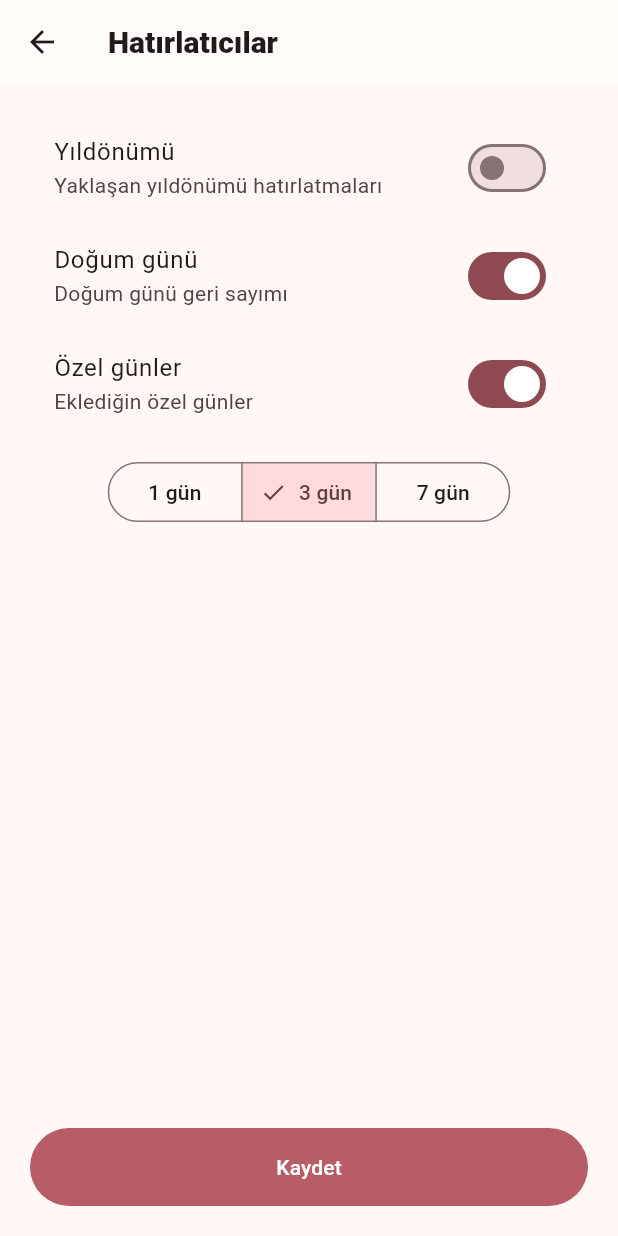
After one commit to esmanurpolattimur/love-counter, a Flutter app: the ReminderSettingsScreen screen opened directly, after a tap on "Yıldönümü", on a phone screen of 412 x 824 dp. The commit adds this screen. Run offline on Flutter 3.47's test engine with Material 3 defaults, Android fonts, the phone set to English and light mode, and no system bars; our stand-ins replace shared_preferences; accounts and stored records are empty; Roboto replaces fonts that are missing (Arial).

Commit message:
Add reminder preferences screen

```diff
--- /dev/null
+++ b/lib/features/reminders/reminder_settings_screen.dart
@@ -0,0 +1,11 @@
+import 'package:flutter/material.dart';
+import 'package:shared_preferences/shared_preferences.dart';
+
+class ReminderSettingsScreen extends StatefulWidget { const ReminderSettingsScreen({super.key}); @override State<ReminderSettingsScreen> createState() => _ReminderSettingsScreenState(); }
+class _ReminderSettingsScreenState extends State<ReminderSettingsScreen> {
+  bool anniversary = true, birthday = true, special = true; int leadDays = 3;
+  @override void initState() { super.initState(); load(); }
+  Future<void> load() async { final p = await SharedPreferences.getInstance(); if (mounted) setState(() { anniversary = p.getBool('reminder_anniversary') ?? true; birthday = p.getBool('reminder_birthday') ?? true; special = p.getBool('reminder_special') ?? true; leadDays = p.getInt('reminder_lead') ?? 3; }); }
+  Future<void> save() async { final p = await SharedPreferences.getInstance(); await p.setBool('reminder_anniversary', anniversary); await p.setBool('reminder_birthday', birthday); await p.setBool('reminder_special', special); await p.setInt('reminder_lead', leadDays); if (mounted) ScaffoldMessenger.of(context).showSnackBar(const SnackBar(content: Text('Hatırlatıcı tercihleri kaydedildi.'))); }
+  @override Widget build(BuildContext context) => Scaffold(appBar: AppBar(title: const Text('Hatırlatıcılar')), body: Padding(padding: const EdgeInsets.all(20), child: Column(children: [SwitchListTile(title: const Text('Yıldönümü'), subtitle: const Text('Yaklaşan yıldönümü hatırlatmaları'), value: anniversary, onChanged: (v) => setState(() => anniversary = v)), SwitchListTile(title: const Text('Doğum günü'), subtitle: const Text('Doğum günü geri sayımı'), value: birthday, onChanged: (v) => setState(() => birthday = v)), SwitchListTile(title: const Text('Özel günler'), subtitle: const Text('Eklediğin özel günler'), value: special, onChanged: (v) => setState(() => special = v)), const SizedBox(height: 12), SegmentedButton<int>(segments: const [ButtonSegment(value: 1, label: Text('1 gün')), ButtonSegment(value: 3, label: Text('3 gün')), ButtonSegment(value: 7, label: Text('7 gün'))], selected: {leadDays}, onSelectionChanged: (v) => setState(() => leadDays = v.first)), const Spacer(), FilledButton(onPressed: save, child: const Text('Kaydet'))])));
+}
--- a/lib/main.dart
+++ b/lib/main.dart
@@ -9,6 +9,7 @@ import 'features/onboarding/onboarding_screen.dart';
 import 'features/home/home_dashboard.dart';
 import 'features/characters/character_growth_screen.dart';
 import 'features/characters/level_celebration_dialog.dart';
+import 'features/reminders/reminder_settings_screen.dart';
 
 // Central design tokens from the product specification.
 const background = Color(0xfffff8f5);
@@ -76,7 +77,7 @@ class _HomeState extends State<Home> {
   @override Widget build(BuildContext context) {
     if (date == null) return OnboardingScreen(onSave: save);
     if (!celebrationChecked) { celebrationChecked = true; WidgetsBinding.instance.addPostFrameCallback((_) => checkCelebration()); }
-    final pages = [HomeDashboard(names: names!, startDate: date!, onSettings: () => setState(() => tab = 3), onGrowth: () => Navigator.of(context).push(MaterialPageRoute(builder: (_) => CharacterGrowthScreen(startDate: date!)))), const Memories(), SpecialDays(date: date!), Settings(names: names!, date: date!, first: first!, second: second!, onEdit: () => setState(() => date = null))];
+    final pages = [HomeDashboard(names: names!, startDate: date!, onSettings: () => setState(() => tab = 3), onGrowth: () => Navigator.of(context).push(MaterialPageRoute(builder: (_) => CharacterGrowthScreen(startDate: date!)))), const Memories(), SpecialDays(date: date!), Settings(names: names!, date: date!, first: first!, second: second!, onEdit: () => setState(() => date = null), onReminders: () => Navigator.of(context).push(MaterialPageRoute(builder: (_) => const ReminderSettingsScreen())))];
     return Scaffold(body: pages[tab], bottomNavigationBar: NavigationBar(selectedIndex: tab, onDestinationSelected: (v) => setState(() => tab = v), destinations: const [NavigationDestination(icon: Icon(Icons.favorite_border), selectedIcon: Icon(Icons.favorite), label: 'Ana Sayfa'), NavigationDestination(icon: Icon(Icons.photo_library_outlined), selectedIcon: Icon(Icons.photo_library), label: 'Anılar'), NavigationDestination(icon: Icon(Icons.calendar_month_outlined), selectedIcon: Icon(Icons.calendar_month), label: 'Özel Günler'), NavigationDestination(icon: Icon(Icons.settings_outlined), selectedIcon: Icon(Icons.settings), label: 'Ayarlar')]));
   }
 }
@@ -107,7 +108,7 @@ class _SpecialDaysState extends State<SpecialDays> { final customDays = <(String
   @override Widget build(BuildContext context) { final list = [('🌹', 'Sevgililer Günü', nextDate(2, 14)), ('🎄', 'Yılbaşı', nextDate(1, 1)), ('💐', 'Kadınlar Günü', nextDate(3, 8)), ('💞', 'İlişki Yıldönümümüz', nextDate(widget.date.month, widget.date.day)), ...customDays.map((x) => ('✨', x.$1, x.$2))]; return SafeArea(child: Padding(padding: const EdgeInsets.all(24), child: Column(crossAxisAlignment: CrossAxisAlignment.stretch, children: [const Text('Özel Günlerimiz 🗓️', style: TextStyle(fontSize: 25, fontWeight: FontWeight.w900)), const SizedBox(height: 20), Expanded(child: ListView.separated(itemCount: list.length, separatorBuilder: (_, _) => const SizedBox(height: 12), itemBuilder: (_, i) { final item = list[i]; final left = daysUntil(item.$3); return card(Row(children: [Text(item.$1, style: const TextStyle(fontSize: 29)), const SizedBox(width: 13), Expanded(child: Column(crossAxisAlignment: CrossAxisAlignment.start, children: [Text(item.$2, style: const TextStyle(fontWeight: FontWeight.bold)), Text('${format(item.$3)} · $left Gün Kaldı'), const SizedBox(height: 8), LinearProgressIndicator(value: (1 - left / 365).clamp(.06, 1.0), color: pink)]))])); })), FilledButton.icon(onPressed: addDay, icon: const Icon(Icons.add), label: const Text('Yeni Özel Gün Ekle'), style: FilledButton.styleFrom(backgroundColor: pink, padding: const EdgeInsets.all(16)))]))); }
 }
 
-class Settings extends StatelessWidget { const Settings({super.key, required this.names, required this.date, required this.first, required this.second, required this.onEdit}); final String names, first, second; final DateTime date; final VoidCallback onEdit; @override Widget build(BuildContext context) => SafeArea(child: Padding(padding: const EdgeInsets.all(24), child: Column(crossAxisAlignment: CrossAxisAlignment.stretch, children: [const Text('Ayarlar ⚙️', style: TextStyle(fontSize: 25, fontWeight: FontWeight.w900)), const SizedBox(height: 20), tile(Icons.person_outline, 'İsimleri & Tarihi Düzenle', '$names\n${formatted(date)}', onEdit), tile(Icons.pets_outlined, 'Karakterleri Değiştir', '$first & $second', onEdit), tile(Icons.notifications_none, 'Bildirim Ayarları', 'Yıldönümü ve doğum günü hatırlatıcıları'), tile(Icons.image_outlined, 'Arka Planı Kişiselleştir', 'Görsel seç'), tile(Icons.inventory_2_outlined, 'Verileri Yedekle', 'Veriler cihazınızda saklanır'), const Spacer(), FilledButton(onPressed: () => ScaffoldMessenger.of(context).showSnackBar(const SnackBar(content: Text('Ayarlar kaydedildi.'))), style: FilledButton.styleFrom(backgroundColor: pink, padding: const EdgeInsets.all(16)), child: const Text('Kaydet ve Kapat'))])));
+class Settings extends StatelessWidget { const Settings({super.key, required this.names, required this.date, required this.first, required this.second, required this.onEdit, required this.onReminders}); final String names, first, second; final DateTime date; final VoidCallback onEdit, onReminders; @override Widget build(BuildContext context) => SafeArea(child: Padding(padding: const EdgeInsets.all(24), child: Column(crossAxisAlignment: CrossAxisAlignment.stretch, children: [const Text('Ayarlar ⚙️', style: TextStyle(fontSize: 25, fontWeight: FontWeight.w900)), const SizedBox(height: 20), tile(Icons.person_outline, 'İsimleri & Tarihi Düzenle', '$names\n${formatted(date)}', onEdit), tile(Icons.pets_outlined, 'Karakterleri Değiştir', '$first & $second', onEdit), tile(Icons.notifications_none, 'Bildirim Ayarları', 'Yıldönümü ve doğum günü hatırlatıcıları', onReminders), tile(Icons.image_outlined, 'Arka Planı Kişiselleştir', 'Görsel seç'), tile(Icons.inventory_2_outlined, 'Verileri Yedekle', 'Veriler cihazınızda saklanır'), const Spacer(), FilledButton(onPressed: () => ScaffoldMessenger.of(context).showSnackBar(const SnackBar(content: Text('Ayarlar kaydedildi.'))), style: FilledButton.styleFrom(backgroundColor: pink, padding: const EdgeInsets.all(16)), child: const Text('Kaydet ve Kapat'))])));
   Widget tile(IconData icon, String title, String detail, [VoidCallback? onTap]) => Padding(padding: const EdgeInsets.only(bottom: 12), child: card(ListTile(onTap: onTap, leading: Icon(icon), title: Text(title, style: const TextStyle(fontWeight: FontWeight.bold)), subtitle: Text(detail))));
 }
 
```
